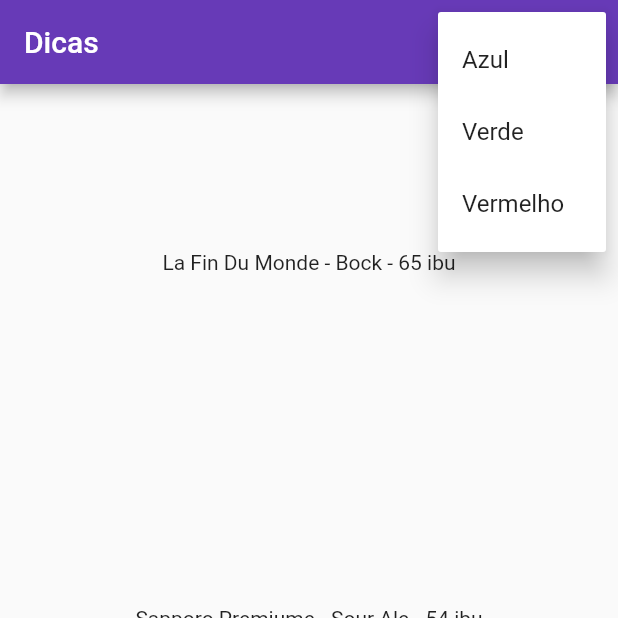
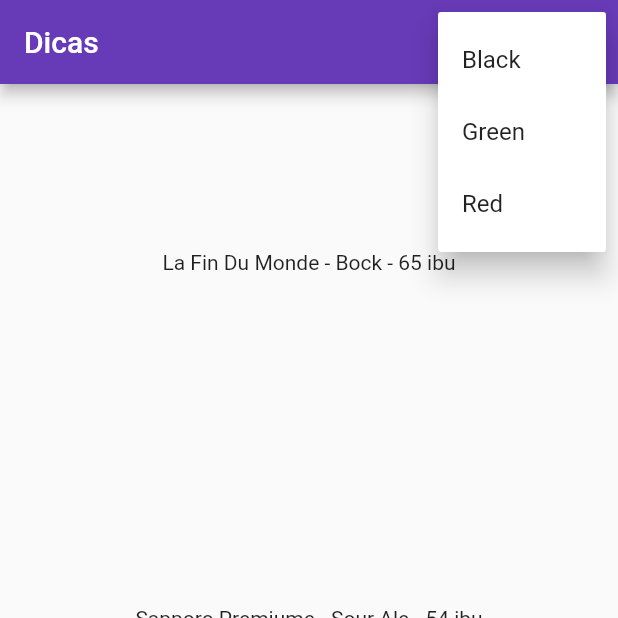
Before and after one commit to ErickBezerrar/POO-1, a Flutter app: the screen it shows after launch, after a tap on the "more vert" icon, on a phone screen of 412 x 824 dp, the top half of it. Run offline on Flutter 3.47's test engine with Material 2 defaults, Android fonts, the phone set to English and light mode, and no system bars; key blocks and very long unbroken strings in the code were emptied for the run.

Commit message:
new menu ready and right

```diff
--- /dev/null
+++ b/receita3/lib/main.dart
@@ -0,0 +1,11 @@
+import 'package:receita3/receita3.dart';
+import 'package:flutter/material.dart';
+
+
+void main() {
+
+  MyApp app = MyApp();
+
+  runApp(app);
+
+}
--- a/receita3/lib/receita3.dart
+++ b/receita3/lib/receita3.dart
@@ -1,6 +1,4 @@
 import 'package:flutter/material.dart';
-
-void main() => runApp(MyApp());
 
 
 class MyApp extends StatelessWidget {
@@ -26,15 +24,15 @@
               itemBuilder: (BuildContext context) => <PopupMenuEntry<Color>>[
                 PopupMenuItem<Color>(
                   value: Colors.blue,
-                  child: Text('Azul'),
+                  child: Text('Black'),
                 ),
                 PopupMenuItem<Color>(
                   value: Colors.green,
-                  child: Text('Verde'),
+                  child: Text('Green'),
                 ),
                 PopupMenuItem<Color>(
                   value: Colors.red,
-                  child: Text('Vermelho'),
+                  child: Text('Red'),
                 ),
               ],
             ),
```
